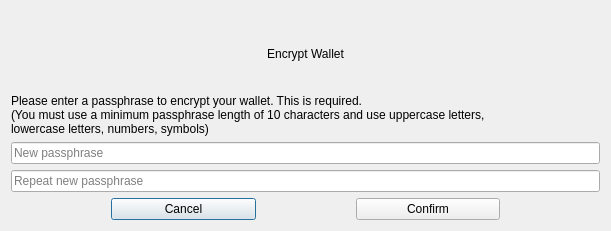
The window that src/qt/forms/encryptdialog.ui (pedrorv0106/DAPS) describes before a commit, drawn with Qt 5.
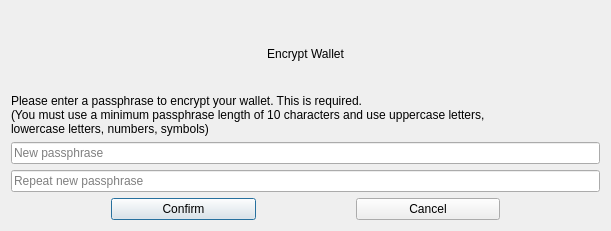
The same window after the commit.

Commit message: DAPS-850 reverse button position of encrypt wallet dialog

Patch:
```diff
--- a/src/qt/forms/encryptdialog.ui
+++ b/src/qt/forms/encryptdialog.ui
@@ -96,16 +96,6 @@
      <property name="rightMargin">
       <number>100</number>
      </property>
-     <item>
-      <widget class="QPushButton" name="btnCancel">
-       <property name="text">
-        <string>Cancel</string>
-       </property>
-       <property name="shortcut">
-        <string>Esc</string>
-       </property>
-      </widget>
-     </item>
      <item>
       <widget class="QPushButton" name="btnOK">
        <property name="text">
@@ -116,6 +106,16 @@
        </property>
       </widget>
      </item>
+     <item>
+      <widget class="QPushButton" name="btnCancel">
+       <property name="text">
+        <string>Cancel</string>
+       </property>
+       <property name="shortcut">
+        <string>Esc</string>
+       </property>
+      </widget>
+     </item>
     </layout>
    </item>
   </layout>
```
